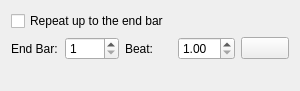
Before: the Qt Designer form src/GuiLoopingPopup.ui in gejojimenez/PianoBooster, drawn with Qt 5.
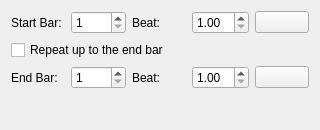
After: the same form once the commit is applied. Icons and pictures are not drawn.

Commit message: Open the window maximized and move the start position to its popup

```diff
--- a/src/GuiLoopingPopup.ui
+++ b/src/GuiLoopingPopup.ui
@@ -6,8 +6,8 @@
    <rect>
     <x>0</x>
     <y>0</y>
-    <width>300</width>
-    <height>90</height>
+    <width>320</width>
+    <height>130</height>
    </rect>
   </property>
   <property name="sizePolicy">
@@ -19,27 +19,85 @@
   <property name="windowTitle">
    <string>Form</string>
   </property>
-  <layout class="QVBoxLayout" name="verticalLayout">
-   <item>
+  <layout class="QGridLayout" name="gridLayout">
+   <item row="0" column="0">
+    <widget class="QLabel" name="startBarLabel">
+     <property name="text">
+      <string>Start Bar:</string>
+     </property>
+    </widget>
+   </item>
+   <item row="0" column="1">
+    <widget class="QSpinBox" name="startBarSpin">
+     <property name="minimum">
+      <number>1</number>
+     </property>
+     <property name="maximum">
+      <number>1000</number>
+     </property>
+    </widget>
+   </item>
+   <item row="0" column="2">
+    <widget class="QLabel" name="startBeatLabel">
+     <property name="text">
+      <string>Beat:</string>
+     </property>
+    </widget>
+   </item>
+   <item row="0" column="3">
+    <widget class="QDoubleSpinBox" name="startBeatSpin">
+     <property name="toolTip">
+      <string>Beat within the start bar (1 is the first beat, 2.5 is halfway through the second beat)</string>
+     </property>
+     <property name="decimals">
+      <number>2</number>
+     </property>
+     <property name="minimum">
+      <double>1.000000000000000</double>
+     </property>
+     <property name="maximum">
+      <double>32.990000000000002</double>
+     </property>
+     <property name="singleStep">
+      <double>0.500000000000000</double>
+     </property>
+    </widget>
+   </item>
+   <item row="0" column="4">
+    <widget class="QPushButton" name="startHereButton">
+     <property name="toolTip">
+      <string>Set the start to the current notes</string>
+     </property>
+     <property name="text">
+      <string/>
+     </property>
+     <property name="icon">
+      <iconset resource="application.qrc">
+       <normaloff>:/images/flag.png</normaloff>:/images/flag.png</iconset>
+     </property>
+     <property name="iconSize">
+      <size>
+       <width>20</width>
+       <height>20</height>
+      </size>
+     </property>
+    </widget>
+   </item>
+   <item row="1" column="0" colspan="5">
     <widget class="QCheckBox" name="loopCheck">
      <property name="text">
       <string>Repeat up to the end bar</string>
      </property>
     </widget>
    </item>
-   <item>
-    <layout class="QHBoxLayout" name="horizontalLayout">
-     <property name="sizeConstraint">
-      <enum>QLayout::SetMinimumSize</enum>
-     </property>
-     <item>
+   <item row="2" column="0">
       <widget class="QLabel" name="endBarLabel">
        <property name="text">
         <string>End Bar:</string>
        </property>
       </widget>
      </item>
-     <item>
+   <item row="2" column="1">
       <widget class="QSpinBox" name="endBarSpin">
        <property name="minimum">
         <number>1</number>
@@ -49,14 +107,14 @@
        </property>
       </widget>
      </item>
-     <item>
+   <item row="2" column="2">
       <widget class="QLabel" name="endBeatLabel">
        <property name="text">
         <string>Beat:</string>
        </property>
       </widget>
      </item>
-     <item>
+   <item row="2" column="3">
       <widget class="QDoubleSpinBox" name="endBeatSpin">
        <property name="toolTip">
         <string>Beat within the end bar (1 is the first beat, 2.5 is halfway through the second beat)</string>
@@ -75,7 +133,7 @@
        </property>
       </widget>
      </item>
-     <item>
+   <item row="2" column="4">
       <widget class="QPushButton" name="endHereButton">
        <property name="toolTip">
         <string>Set the end to the current notes</string>
@@ -95,9 +153,7 @@
        </property>
       </widget>
      </item>
-    </layout>
-   </item>
-   <item>
+   <item row="3" column="0" colspan="5">
     <widget class="QLabel" name="loopingText">
      <property name="text">
       <string notr="true"/>
```
Lines whose indentation alone changed are shown as unchanged. The commit also changes 11 other files.
